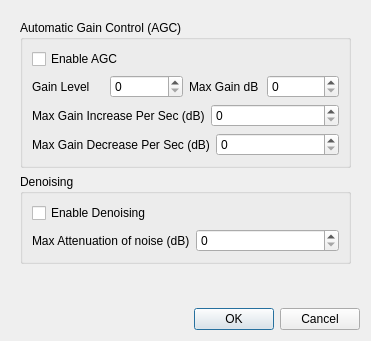
Before: the Qt Designer form Client/qtTeamTalk/audiopreprocessor.ui in Vector1990/TeamTalk5, drawn with Qt 5.
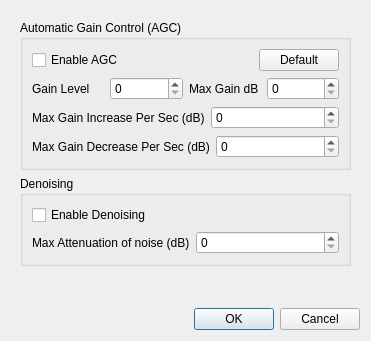
After: the same form once the commit is applied. The open tabs and pages were chosen to show the change.

```diff
--- a/Client/qtTeamTalk/audiopreprocessor.ui
+++ b/Client/qtTeamTalk/audiopreprocessor.ui
@@ -43,6 +43,8 @@
          </property>
          <layout class="QVBoxLayout" name="verticalLayout_4">
           <item>
+           <layout class="QHBoxLayout" name="horizontalLayout_7">
+            <item>
            <widget class="QCheckBox" name="agcCheckBox">
             <property name="text">
              <string>Enable AGC</string>
@@ -50,6 +52,28 @@
            </widget>
           </item>
           <item>
+             <spacer name="horizontalSpacer">
+              <property name="orientation">
+               <enum>Qt::Horizontal</enum>
+              </property>
+              <property name="sizeHint" stdset="0">
+               <size>
+                <width>40</width>
+                <height>20</height>
+               </size>
+              </property>
+             </spacer>
+            </item>
+            <item>
+             <widget class="QPushButton" name="spxDefaultButton">
+              <property name="text">
+               <string>Default</string>
+              </property>
+             </widget>
+            </item>
+           </layout>
+          </item>
+          <item>
            <layout class="QHBoxLayout" name="horizontalLayout_3">
             <item>
              <widget class="QLabel" name="label_2">
@@ -123,6 +147,8 @@
          </property>
          <layout class="QVBoxLayout" name="verticalLayout_5">
           <item>
+           <layout class="QHBoxLayout" name="horizontalLayout_8">
+            <item>
            <widget class="QCheckBox" name="denoiseCheckBox">
             <property name="text">
              <string>Enable Denoising</string>
@@ -130,6 +156,21 @@
            </widget>
           </item>
           <item>
+             <spacer name="horizontalSpacer_2">
+              <property name="orientation">
+               <enum>Qt::Horizontal</enum>
+              </property>
+              <property name="sizeHint" stdset="0">
+               <size>
+                <width>40</width>
+                <height>20</height>
+               </size>
+              </property>
+             </spacer>
+            </item>
+           </layout>
+          </item>
+          <item>
            <layout class="QHBoxLayout" name="horizontalLayout_6">
             <item>
              <widget class="QLabel" name="label_6">
```
Left out of the diff: 23 changed lines with no effect on the pictures. Lines whose indentation alone changed are shown as unchanged.
